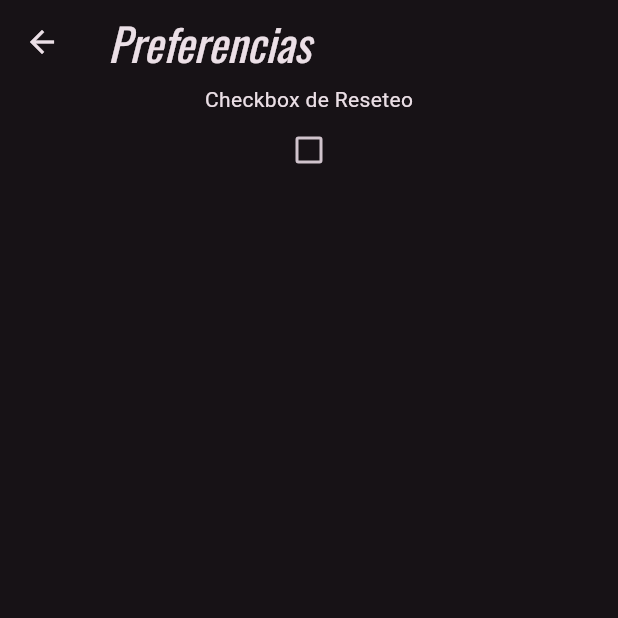
After one commit to IchiroCTG/3479A321_2021479014, a Flutter app: the screen it shows after launch, in the side drawer, after a tap on "Preferencias", on a phone screen of 412 x 824 dp, the top half of it. The commit adds this screen. Run offline on Flutter 3.47's test engine with Material 3 defaults, Android fonts, the phone set to English and light mode, and no system bars; our stand-ins replace flutter_svg, google_fonts, logger, shared_preferences.

Commit message:
Preference Page

```diff
--- a/lib/pages/myhomepage.dart
+++ b/lib/pages/myhomepage.dart
@@ -1,6 +1,7 @@
 
 import 'package:application_laboratorio3/pages/aboutPage.dart';
 import 'package:application_laboratorio3/pages/listContent_page.dart';
+import 'package:application_laboratorio3/pages/preferencePage.dart';
 import 'package:flutter/material.dart';
 import 'package:flutter_svg/flutter_svg.dart';
 import 'package:logger/logger.dart';
@@ -136,6 +137,12 @@ class _MyHomePageState extends State<MyHomePage> {
                 Navigator.push(context, MaterialPageRoute(builder: (context) => aboutPage()));
               },
             ),
+            ListTile(
+              title: const Text('Preferencias'),
+              onTap: () {
+                Navigator.push(context, MaterialPageRoute(builder: (context) => preferencePage()));
+              },
+            ),
           ],
         ),
       ),
--- /dev/null
+++ b/lib/pages/preferencePage.dart
@@ -0,0 +1,52 @@
+import 'package:flutter/material.dart';
+import 'package:shared_preferences/shared_preferences.dart';
+
+class preferencePage extends StatefulWidget{
+  const preferencePage({super.key});
+  @override
+  State<preferencePage> createState() => _preferencePage();
+}
+
+
+class _preferencePage extends State<preferencePage>{
+
+  bool _isResetEnabled = false;
+  Future<void>_loadPreferences() async {
+    final prefs = await SharedPreferences.getInstance();
+    setState(() {
+      _isResetEnabled = prefs.getBool('isResetEnabled') ?? false;
+    });
+  }
+  Future<void> _savePreferences() async {
+    final prefs = await SharedPreferences.getInstance();
+    await prefs.setBool('isResetEnabled', _isResetEnabled);
+    }
+  @override
+  void initState() {
+    super.initState();
+    _loadPreferences();
+  }
+  @override
+  void dispose() {
+    super.dispose();
+    _savePreferences();
+  }
+  @override
+  Widget build(BuildContext context) {
+    return Scaffold(
+      appBar: AppBar(title: Text('Preferencias'),),
+      body: Center(
+        child: Column(
+          children: [
+            Text('Checkbox de Reseteo'),
+            Checkbox(value: _isResetEnabled, onChanged: (bool? value) {
+              setState(() {
+                _isResetEnabled = value!;
+              });
+            }),
+          ],
+        )
+      ),
+    );
+  }
+}
--- a/pubspec.yaml
+++ b/pubspec.yaml
@@ -38,6 +38,7 @@ dependencies:
   google_fonts: ^6.2.1
   logger: ^2.5.0
   stateless: ^0.1.1
+  shared_preferences: ^2.5.3
 
 dev_dependencies:
   flutter_test:
```
Also changed, not shown: pubspec.lock, 1 other file.
